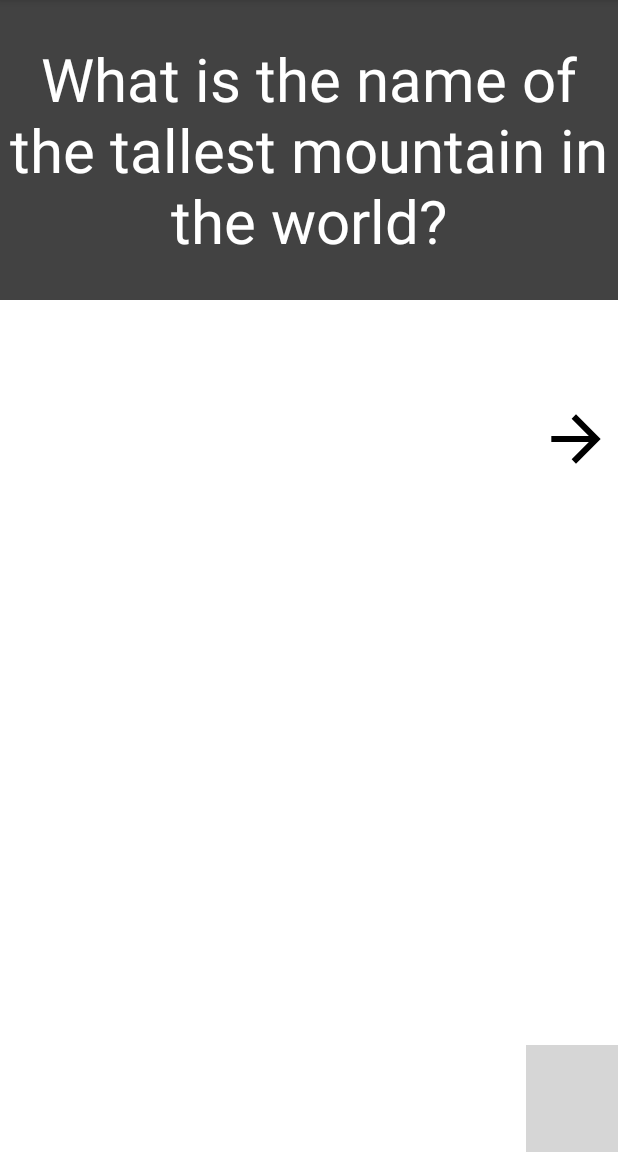
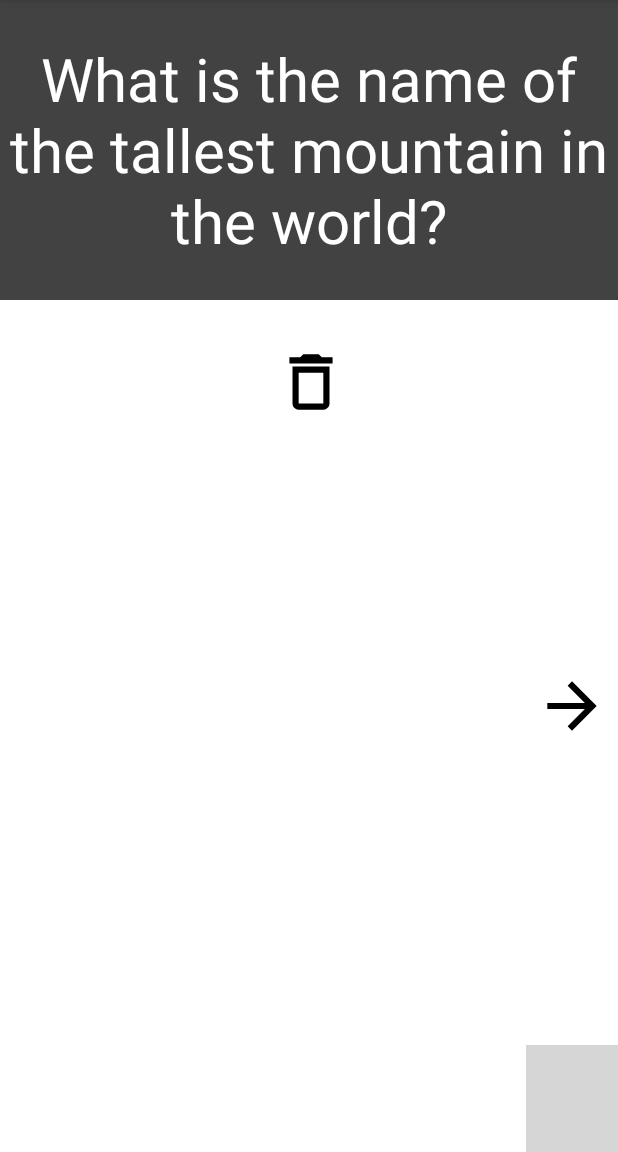
Before and after one commit to mwrig067/MyTriviaFlash, an Android app: the screen it shows after launch (MainActivity), on a phone screen of 412 x 824 dp, the part 84-1236 px from its top. Run offline under Robolectric (Android 15) with nearby library versions, the phone set to English and light mode, and no system bars; our stand-ins replace Room's generated code; grey boxes are pictures that could not be loaded.

Commit message:
Updated flashcard answer and question invisible/visible

```diff
--- a/app/src/main/java/com/example/mytriviaflash/FlashcardDatabase.kt
+++ b/app/src/main/java/com/example/mytriviaflash/FlashcardDatabase.kt
@@ -35,6 +35,8 @@ class FlashcardDatabase internal constructor(context: Context) {
     }
 
     fun deleteAll() {
+
+
         for (flashcard in db.flashcardDao().getAll()) {
             db.flashcardDao().delete(flashcard)
         }
--- a/app/src/main/java/com/example/mytriviaflash/MainActivity.kt
+++ b/app/src/main/java/com/example/mytriviaflash/MainActivity.kt
@@ -26,6 +26,15 @@ class MainActivity : AppCompatActivity() {
 
         val flashCardQuestion = findViewById<TextView>(R.id.flashcard_question)
         val flashCardAnswer = findViewById<TextView>(R.id.flashcard_answer)
+        val flashCardDelete = findViewById<ImageView>(R.id.flashcard_delete_icon)
+
+
+
+        flashCardDelete.setOnClickListener {
+            val flashcardQuestionToDelete = flashCardQuestion.text.toString()
+            flashcardDatabase.deleteCard(flashcardQuestionToDelete)
+            Log.i("Main Activity","press delete")
+        }
 
 
         if (allFlashcard.size > 0) {
@@ -93,6 +102,7 @@ class MainActivity : AppCompatActivity() {
             val question = allFlashcard[currCardDisplayedIndex].question
             val answer = allFlashcard[currCardDisplayedIndex].answer
 
+
             flashCardQuestion.text = question
             flashCardAnswer.text = answer
 
@@ -102,7 +112,6 @@ class MainActivity : AppCompatActivity() {
 
         }
 
+        }
+
     }
-
-    // set On click
-}
--- /dev/null
+++ b/app/src/main/res/drawable/delete_icon.xml
@@ -0,0 +1,5 @@
+<vector android:autoMirrored="true" android:height="50dp"
+    android:tint="#000000" android:viewportHeight="24"
+    android:viewportWidth="24" android:width="50dp" xmlns:android="http://schemas.android.com/apk/res/android">
+    <path android:fillColor="@android:color/white" android:pathData="M6,19c0,1.1 0.9,2 2,2h8c1.1,0 2,-0.9 2,-2L18,7L6,7v12zM8,9h8v10L8,19L8,9zM15.5,4l-1,-1h-5l-1,1L5,4v2h14L19,4z"/>
+</vector>
--- a/app/src/main/res/layout/activity_main.xml
+++ b/app/src/main/res/layout/activity_main.xml
@@ -43,9 +43,21 @@
         android:layout_height="61dp"
         android:layout_alignParentTop="true"
         android:layout_alignParentEnd="true"
-        android:layout_marginTop="262dp"
-        android:layout_marginEnd="3dp"
+        android:layout_marginTop="440dp"
+        android:layout_marginEnd="6dp"
         app:srcCompat="@drawable/new_next_button" />
 
 
+    <ImageView
+        android:id="@+id/flashcard_delete_icon"
+        android:layout_width="49dp"
+        android:layout_height="61dp"
+        android:layout_alignParentTop="true"
+        android:layout_alignParentEnd="true"
+        android:layout_centerHorizontal="true"
+        android:layout_marginTop="224dp"
+        android:layout_marginEnd="180dp"
+        app:srcCompat="@drawable/delete_icon" />
+
+
 </RelativeLayout>
```
